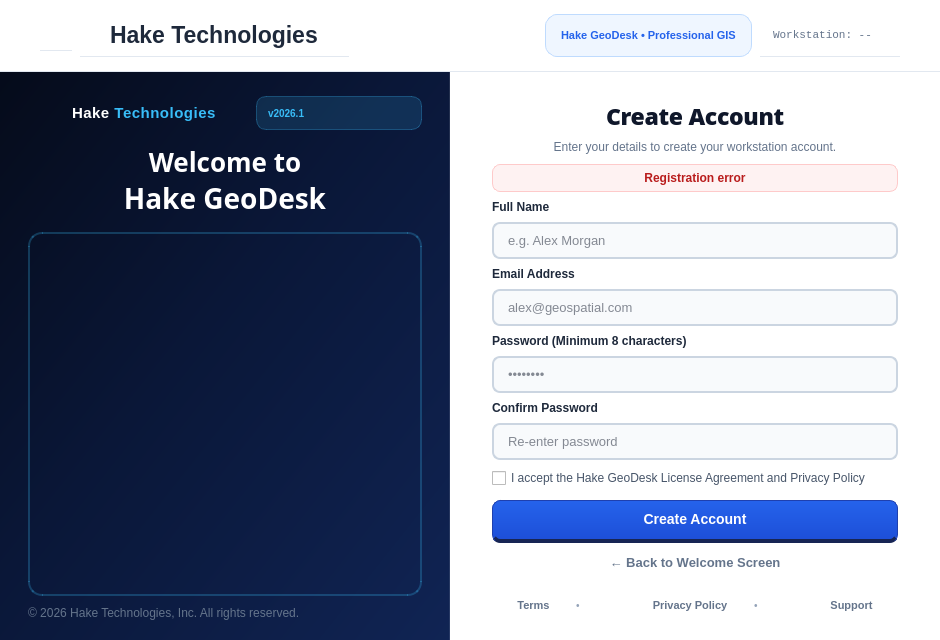
Qt form src/ui/hakeactivationdialogbase.ui (sagar-singha-roy/hake-gis) before a commit.
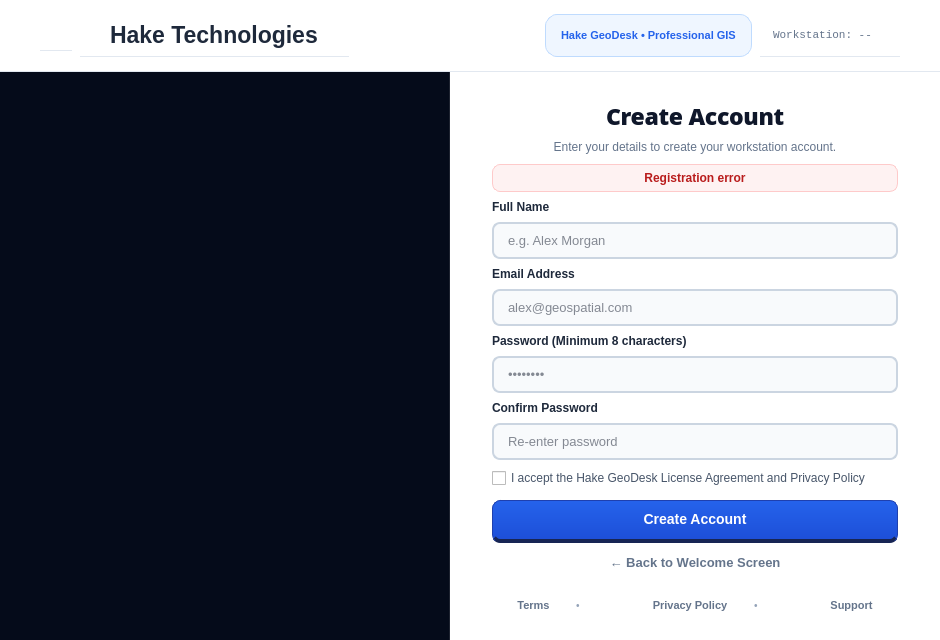
The same form after that commit. The open tabs and pages were chosen to show the change.

Commit message: Add 3D India relief map to Create Account screen and enforce mandatory 16-digit card validation on Generate Code

```diff
--- a/src/ui/hakeactivationdialogbase.ui
+++ b/src/ui/hakeactivationdialogbase.ui
@@ -1004,144 +1004,36 @@
          </property>
          <property name="styleSheet">
           <string notr="true">
-           QFrame#panelSignUpHero {
-             background: qlineargradient(x1:0, y1:0, x2:1, y2:1, stop:0 #050b1a, stop:0.45 #0a1738, stop:1 #102454);
-             border-right: 1px solid rgba(255, 255, 255, 0.1);
-           }
+            QFrame#panelSignUpHero {
+              background: #050b1a;
+              border-right: 1px solid rgba(255, 255, 255, 0.1);
+            }
           </string>
          </property>
          <layout class="QVBoxLayout" name="signUpHeroLayout">
           <property name="spacing">
-           <number>10</number>
+            <number>0</number>
           </property>
           <property name="leftMargin">
-           <number>28</number>
+            <number>0</number>
           </property>
           <property name="topMargin">
-           <number>24</number>
+            <number>0</number>
           </property>
           <property name="rightMargin">
-           <number>28</number>
+            <number>0</number>
           </property>
           <property name="bottomMargin">
-           <number>20</number>
-          </property>
-
-          <!-- Top Brand Header (Hake Technologies) -->
-          <item>
-           <layout class="QHBoxLayout" name="signUpHeroBrandLayout">
-            <item>
-             <widget class="QLabel" name="lblSignUpHeroBrandIcon">
-              <property name="minimumSize">
-               <size>
-                <width>34</width>
-                <height>34</height>
-               </size>
-              </property>
-              <property name="maximumSize">
-               <size>
-                <width>34</width>
-                <height>34</height>
-               </size>
-              </property>
-              <property name="scaledContents">
-               <bool>true</bool>
-              </property>
-              <property name="styleSheet">
-               <string notr="true">background: transparent;</string>
-              </property>
-              <property name="text">
-               <string/>
-              </property>
-             </widget>
-            </item>
-            <item>
-             <widget class="QLabel" name="lblSignUpHeroBrandName">
-              <property name="font">
-               <font>
-                <pointsize>15</pointsize>
-                <bold>true</bold>
-               </font>
-              </property>
-              <property name="styleSheet">
-               <string notr="true">font-family: -apple-system, BlinkMacSystemFont, "Segoe UI", Roboto, sans-serif; font-size: 15px; font-weight: 800; letter-spacing: 0.5px;</string>
-              </property>
-              <property name="text">
-               <string>&lt;span style=&quot;color: #ffffff; font-weight: 800;&quot;&gt;Hake &lt;/span&gt;&lt;span style=&quot;color: #38bdf8; font-weight: 800;&quot;&gt;Technologies&lt;/span&gt;</string>
-              </property>
-             </widget>
-            </item>
-            <item>
-             <spacer name="signUpHeroBrandSpacer">
-              <property name="orientation">
-               <enum>Qt::Horizontal</enum>
-              </property>
-             </spacer>
-            </item>
-            <item>
-             <widget class="QLabel" name="lblSignUpHeroVersionBadge">
-              <property name="styleSheet">
-               <string notr="true">background: rgba(56, 189, 248, 0.15); color: #38bdf8; border: 1px solid rgba(56, 189, 248, 0.3); border-radius: 10px; padding: 2px 8px; font-size: 10px; font-weight: 600;</string>
-              </property>
-              <property name="text">
-               <string>v2026.1</string>
-              </property>
-             </widget>
-            </item>
-           </layout>
-          </item>
-
-          <!-- Hero Main Title -->
-          <item>
-           <widget class="QLabel" name="lblSignUpHeroTitle">
-            <property name="alignment">
-             <set>Qt::AlignCenter</set>
-            </property>
-            <property name="wordWrap">
-             <bool>true</bool>
-            </property>
-            <property name="font">
-             <font>
-              <family>IBM Plex Serif</family>
-              <pointsize>26</pointsize>
-              <weight>63</weight>
-              <bold>true</bold>
-             </font>
-            </property>
-            <property name="styleSheet">
-             <string notr="true">color: #ffffff; font-weight: 600; font-size: 26px; line-height: 1.25; font-family: "IBM Plex Serif", Georgia, serif; background: transparent; margin-top: 4px; margin-bottom: 4px;</string>
-            </property>
-            <property name="text">
-             <string>&lt;div align=&quot;center&quot; style=&quot;font-family: 'IBM Plex Serif', Georgia, serif; font-weight: 600; color: #ffffff;&quot;&gt;Welcome to&lt;br&gt;&lt;span style=&quot;font-size: 28px;&quot;&gt;Hake GeoDesk&lt;/span&gt;&lt;/div&gt;</string>
-            </property>
-           </widget>
-          </item>
-
-          <!-- 3D Map Container -->
-          <item>
-           <widget class="QFrame" name="frameSignUp3DMap">
-            <property name="sizePolicy">
-             <sizepolicy hsizetype="Expanding" vsizetype="Expanding">
-              <horstretch>0</horstretch>
-              <verstretch>1</verstretch>
-             </sizepolicy>
-            </property>
-            <property name="minimumSize">
-             <size>
-              <width>260</width>
-              <height>300</height>
-             </size>
-            </property>
-            <property name="styleSheet">
-             <string notr="true">background: transparent; border: none;</string>
-            </property>
-            <layout class="QVBoxLayout" name="signUp3DMapLayout">
-             <property name="leftMargin"><number>0</number></property>
-             <property name="topMargin"><number>0</number></property>
-             <property name="rightMargin"><number>0</number></property>
-             <property name="bottomMargin"><number>0</number></property>
+            <number>0</number>
+           </property>
              <item>
               <widget class="QLabel" name="lblSignUp3DMap">
+             <property name="sizePolicy">
+              <sizepolicy hsizetype="Expanding" vsizetype="Expanding">
+               <horstretch>1</horstretch>
+               <verstretch>1</verstretch>
+              </sizepolicy>
+             </property>
                <property name="scaledContents">
                 <bool>true</bool>
                </property>
@@ -1149,25 +1041,10 @@
                 <set>Qt::AlignCenter</set>
                </property>
                <property name="styleSheet">
-                <string notr="true">border-radius: 14px; border: 1.5px solid rgba(56, 189, 248, 0.25);</string>
+              <string notr="true">background: transparent;</string>
                </property>
                <property name="text">
                 <string/>
-               </property>
-              </widget>
-             </item>
-            </layout>
-           </widget>
-          </item>
-
-          <!-- Hero Bottom Copyright -->
-          <item>
-           <widget class="QLabel" name="lblSignUpHeroCopyright">
-            <property name="styleSheet">
-             <string notr="true">color: #64748b; font-size: 10.5px; font-weight: 400; font-family: 'Open Sans', -apple-system, sans-serif;</string>
-            </property>
-            <property name="text">
-             <string>© 2026 Hake Technologies, Inc. All rights reserved.</string>
             </property>
            </widget>
           </item>
```
Left out of the diff: 96 changed lines with no effect on the pictures. Lines whose indentation alone changed are shown as unchanged. The commit also changes 3 other files.
